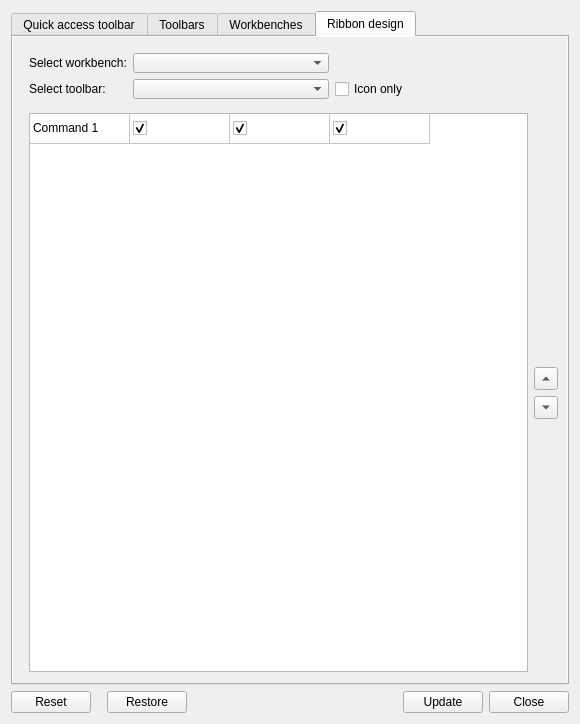
The window that Resources/ui/Design.ui (geolta/FreeCAD-Ribbon) describes before a commit, drawn with Qt 5.
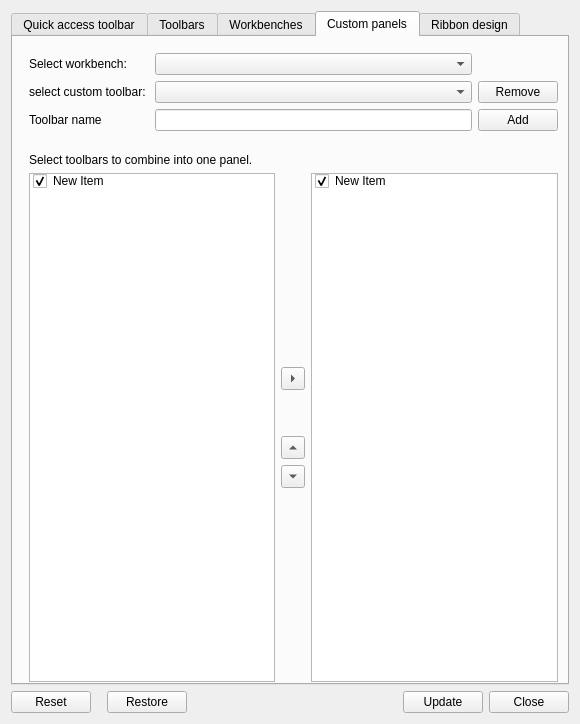
The same window after the commit.

Commit message: Start with custom panels

What changed in the file:
```diff
--- a/Resources/ui/Design.ui
+++ b/Resources/ui/Design.ui
@@ -590,6 +590,315 @@
        </layout>
       </widget>
      </widget>
+     <widget class="QWidget" name="CombineToolbars">
+      <attribute name="title">
+       <string>Custom panels</string>
+      </attribute>
+      <widget class="QWidget" name="layoutWidget_2">
+       <property name="geometry">
+        <rect>
+         <x>10</x>
+         <y>10</y>
+         <width>541</width>
+         <height>90</height>
+        </rect>
+       </property>
+       <layout class="QGridLayout" name="gridLayout_8">
+        <property name="sizeConstraint">
+         <enum>QLayout::SetDefaultConstraint</enum>
+        </property>
+        <property name="leftMargin">
+         <number>6</number>
+        </property>
+        <property name="topMargin">
+         <number>6</number>
+        </property>
+        <property name="rightMargin">
+         <number>6</number>
+        </property>
+        <property name="bottomMargin">
+         <number>6</number>
+        </property>
+        <item row="3" column="1" rowspan="2" colspan="2">
+         <widget class="QLineEdit" name="lineEdit">
+          <property name="sizePolicy">
+           <sizepolicy hsizetype="Preferred" vsizetype="Fixed">
+            <horstretch>0</horstretch>
+            <verstretch>0</verstretch>
+           </sizepolicy>
+          </property>
+          <property name="minimumSize">
+           <size>
+            <width>120</width>
+            <height>0</height>
+           </size>
+          </property>
+         </widget>
+        </item>
+        <item row="1" column="0" rowspan="2">
+         <widget class="QLabel" name="label_9">
+          <property name="sizePolicy">
+           <sizepolicy hsizetype="Fixed" vsizetype="Preferred">
+            <horstretch>0</horstretch>
+            <verstretch>0</verstretch>
+           </sizepolicy>
+          </property>
+          <property name="text">
+           <string>select custom toolbar: </string>
+          </property>
+         </widget>
+        </item>
+        <item row="1" column="3" rowspan="2">
+         <widget class="QPushButton" name="RemoveToolbar">
+          <property name="minimumSize">
+           <size>
+            <width>10</width>
+            <height>0</height>
+           </size>
+          </property>
+          <property name="baseSize">
+           <size>
+            <width>15</width>
+            <height>0</height>
+           </size>
+          </property>
+          <property name="text">
+           <string>Remove</string>
+          </property>
+         </widget>
+        </item>
+        <item row="1" column="1" rowspan="2" colspan="2">
+         <widget class="QComboBox" name="comboBox">
+          <property name="sizePolicy">
+           <sizepolicy hsizetype="Preferred" vsizetype="Fixed">
+            <horstretch>0</horstretch>
+            <verstretch>0</verstretch>
+           </sizepolicy>
+          </property>
+          <property name="minimumSize">
+           <size>
+            <width>150</width>
+            <height>0</height>
+           </size>
+          </property>
+         </widget>
+        </item>
+        <item row="3" column="0" rowspan="2">
+         <widget class="QLabel" name="label_10">
+          <property name="sizePolicy">
+           <sizepolicy hsizetype="Fixed" vsizetype="Preferred">
+            <horstretch>0</horstretch>
+            <verstretch>0</verstretch>
+           </sizepolicy>
+          </property>
+          <property name="text">
+           <string>Toolbar name</string>
+          </property>
+         </widget>
+        </item>
+        <item row="3" column="3" rowspan="2">
+         <widget class="QPushButton" name="AddToolbar">
+          <property name="sizePolicy">
+           <sizepolicy hsizetype="Fixed" vsizetype="Fixed">
+            <horstretch>0</horstretch>
+            <verstretch>0</verstretch>
+           </sizepolicy>
+          </property>
+          <property name="minimumSize">
+           <size>
+            <width>10</width>
+            <height>0</height>
+           </size>
+          </property>
+          <property name="baseSize">
+           <size>
+            <width>15</width>
+            <height>0</height>
+           </size>
+          </property>
+          <property name="text">
+           <string>Add</string>
+          </property>
+         </widget>
+        </item>
+        <item row="0" column="0">
+         <widget class="QLabel" name="label_7">
+          <property name="sizePolicy">
+           <sizepolicy hsizetype="Fixed" vsizetype="Preferred">
+            <horstretch>0</horstretch>
+            <verstretch>0</verstretch>
+           </sizepolicy>
+          </property>
+          <property name="text">
+           <string>Select workbench:</string>
+          </property>
+         </widget>
+        </item>
+        <item row="0" column="1" colspan="2">
+         <widget class="QComboBox" name="WorkbenchList_2">
+          <property name="sizePolicy">
+           <sizepolicy hsizetype="Preferred" vsizetype="Fixed">
+            <horstretch>0</horstretch>
+            <verstretch>0</verstretch>
+           </sizepolicy>
+          </property>
+          <property name="minimumSize">
+           <size>
+            <width>0</width>
+            <height>0</height>
+           </size>
+          </property>
+         </widget>
+        </item>
+       </layout>
+      </widget>
+      <widget class="QWidget" name="layoutWidget_3">
+       <property name="geometry">
+        <rect>
+         <x>10</x>
+         <y>110</y>
+         <width>541</width>
+         <height>541</height>
+        </rect>
+       </property>
+       <layout class="QGridLayout" name="gridLayout_9">
+        <property name="leftMargin">
+         <number>6</number>
+        </property>
+        <property name="topMargin">
+         <number>6</number>
+        </property>
+        <property name="rightMargin">
+         <number>6</number>
+        </property>
+        <property name="bottomMargin">
+         <number>6</number>
+        </property>
+        <item row="0" column="0" colspan="3">
+         <widget class="QLabel" name="label_11">
+          <property name="text">
+           <string>&lt;html&gt;&lt;head/&gt;&lt;body&gt;&lt;p&gt;Select toolbars to combine into one panel.&lt;/p&gt;&lt;/body&gt;&lt;/html&gt;</string>
+          </property>
+         </widget>
+        </item>
+        <item row="1" column="1">
+         <layout class="QGridLayout" name="gridLayout_12">
+          <item row="4" column="0">
+           <widget class="QToolButton" name="MoveDown_Command_2">
+            <property name="text">
+             <string>...</string>
+            </property>
+            <property name="arrowType">
+             <enum>Qt::DownArrow</enum>
+            </property>
+           </widget>
+          </item>
+          <item row="2" column="0">
+           <spacer name="verticalSpacer_10">
+            <property name="orientation">
+             <enum>Qt::Vertical</enum>
+            </property>
+            <property name="sizeType">
+             <enum>QSizePolicy::Fixed</enum>
+            </property>
+            <property name="sizeHint" stdset="0">
+             <size>
+              <width>20</width>
+              <height>40</height>
+             </size>
+            </property>
+           </spacer>
+          </item>
+          <item row="0" column="0">
+           <spacer name="verticalSpacer_6">
+            <property name="orientation">
+             <enum>Qt::Vertical</enum>
+            </property>
+            <property name="sizeHint" stdset="0">
+             <size>
+              <width>20</width>
+              <height>40</height>
+             </size>
+            </property>
+           </spacer>
+          </item>
+          <item row="3" column="0">
+           <widget class="QToolButton" name="MoveUp_Command_2">
+            <property name="text">
+             <string>...</string>
+            </property>
+            <property name="arrowType">
+             <enum>Qt::UpArrow</enum>
+            </property>
+           </widget>
+          </item>
+          <item row="1" column="0">
+           <widget class="QToolButton" name="Add_Toolbar_2">
+            <property name="text">
+             <string>...</string>
+            </property>
+            <property name="arrowType">
+             <enum>Qt::RightArrow</enum>
+            </property>
+           </widget>
+          </item>
+          <item row="5" column="0">
+           <spacer name="verticalSpacer_7">
+            <property name="orientation">
+             <enum>Qt::Vertical</enum>
+            </property>
+            <property name="sizeHint" stdset="0">
+             <size>
+              <width>20</width>
+              <height>40</height>
+             </size>
+            </property>
+           </spacer>
+          </item>
+         </layout>
+        </item>
+        <item row="1" column="0">
+         <widget class="QListWidget" name="ToolbarsAvailable_2">
+          <property name="selectionMode">
+           <enum>QAbstractItemView::MultiSelection</enum>
+          </property>
+          <property name="sortingEnabled">
+           <bool>true</bool>
+          </property>
+          <item>
+           <property name="text">
+            <string>New Item</string>
+           </property>
+           <property name="checkState">
+            <enum>Checked</enum>
+           </property>
+          </item>
+         </widget>
+        </item>
+        <item row="1" column="2">
+         <widget class="QListWidget" name="ToolbarsSelected">
+          <property name="defaultDropAction">
+           <enum>Qt::MoveAction</enum>
+          </property>
+          <property name="movement">
+           <enum>QListView::Free</enum>
+          </property>
+          <property name="sortingEnabled">
+           <bool>true</bool>
+          </property>
+          <item>
+           <property name="text">
+            <string>New Item</string>
+           </property>
+           <property name="checkState">
+            <enum>Checked</enum>
+           </property>
+          </item>
+         </widget>
+        </item>
+       </layout>
+      </widget>
+     </widget>
      <widget class="QWidget" name="RibbonDesign">
       <property name="autoFillBackground">
        <bool>true</bool>
```
Left out of the diff: 66 changed lines with no effect on the pictures. The commit also changes 5 other files.
